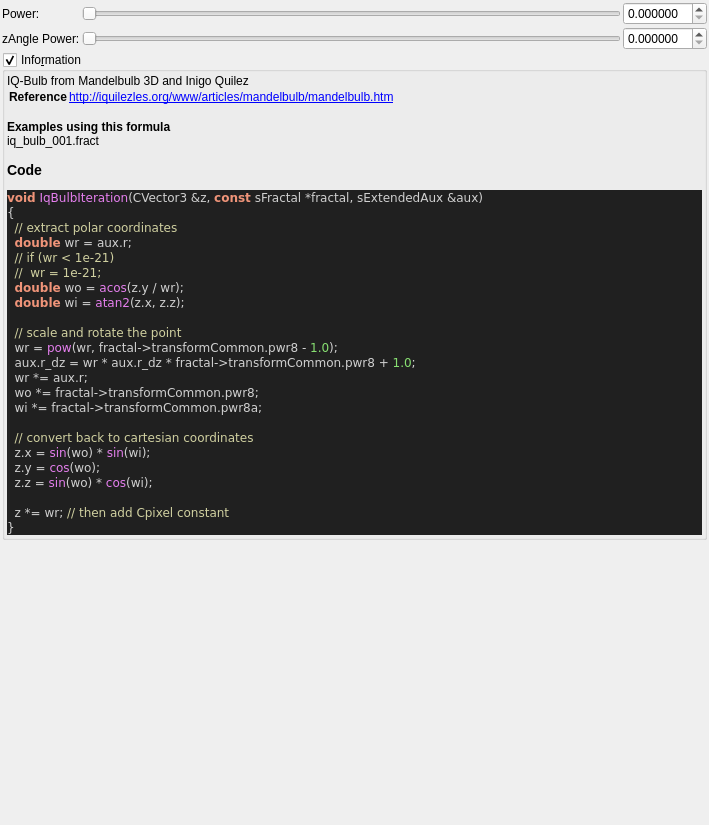
First picture: the form in mandelbulber2/formula/ui/fractal_iq_bulb.ui, repository buddhi1980/mandelbulber2, before the edit.
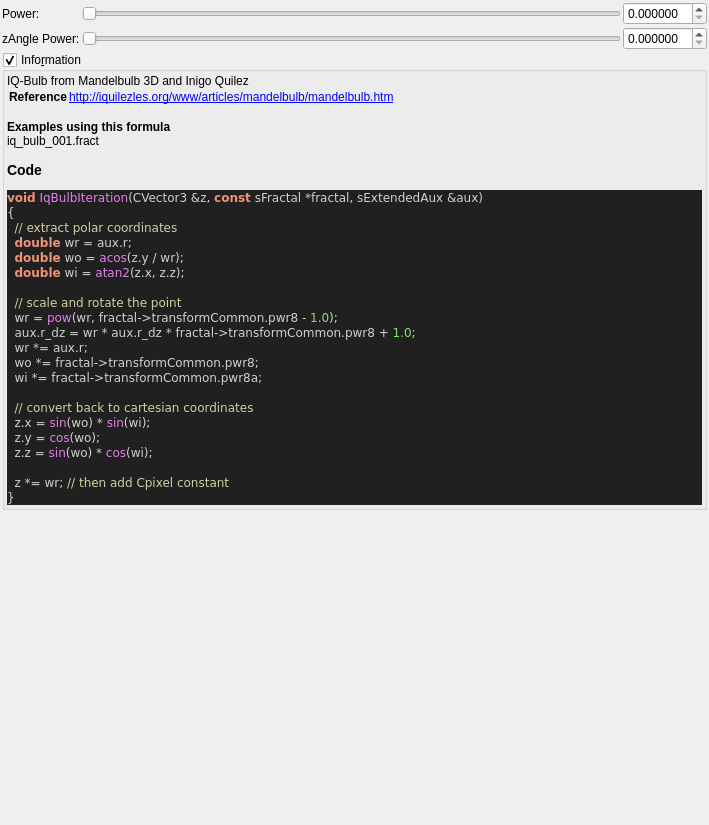
Second picture: the form after the edit. Custom widgets are drawn as their Qt base class.

What changed in the file:
```diff
--- a/mandelbulber2/formula/ui/fractal_iq_bulb.ui
+++ b/mandelbulber2/formula/ui/fractal_iq_bulb.ui
@@ -184,8 +184,6 @@
 &lt;span style=&quot;color:#d0d0d0&quot;&gt;{&lt;/span&gt;
   &lt;span style=&quot;color:#d0d0a0&quot;&gt;// extract polar coordinates&lt;/span&gt;
   &lt;span style=&quot;color:#f09479; font-weight:bold&quot;&gt;double&lt;/span&gt; wr &lt;span style=&quot;color:#d0d0d0&quot;&gt;=&lt;/span&gt; aux&lt;span style=&quot;color:#d0d0d0&quot;&gt;.&lt;/span&gt;r&lt;span style=&quot;color:#d0d0d0&quot;&gt;;&lt;/span&gt;
-  &lt;span style=&quot;color:#d0d0a0&quot;&gt;// if (wr &amp;lt; 1e-21)&lt;/span&gt;
-  &lt;span style=&quot;color:#d0d0a0&quot;&gt;//  wr = 1e-21;&lt;/span&gt;
   &lt;span style=&quot;color:#f09479; font-weight:bold&quot;&gt;double&lt;/span&gt; wo &lt;span style=&quot;color:#d0d0d0&quot;&gt;=&lt;/span&gt; &lt;span style=&quot;color:#e47eed&quot;&gt;acos&lt;/span&gt;&lt;span style=&quot;color:#d0d0d0&quot;&gt;(&lt;/span&gt;z&lt;span style=&quot;color:#d0d0d0&quot;&gt;.&lt;/span&gt;y &lt;span style=&quot;color:#d0d0d0&quot;&gt;/&lt;/span&gt; wr&lt;span style=&quot;color:#d0d0d0&quot;&gt;);&lt;/span&gt;
   &lt;span style=&quot;color:#f09479; font-weight:bold&quot;&gt;double&lt;/span&gt; wi &lt;span style=&quot;color:#d0d0d0&quot;&gt;=&lt;/span&gt; &lt;span style=&quot;color:#e47eed&quot;&gt;atan2&lt;/span&gt;&lt;span style=&quot;color:#d0d0d0&quot;&gt;(&lt;/span&gt;z&lt;span style=&quot;color:#d0d0d0&quot;&gt;.&lt;/span&gt;x&lt;span style=&quot;color:#d0d0d0&quot;&gt;,&lt;/span&gt; z&lt;span style=&quot;color:#d0d0d0&quot;&gt;.&lt;/span&gt;z&lt;span style=&quot;color:#d0d0d0&quot;&gt;);&lt;/span&gt;
 
```
